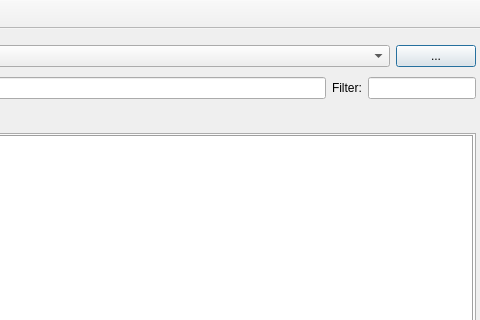
First picture: the form in main.ui, repository braimp/textseeker, before the edit; both pictures show x 280 to 760 and y 0 to 320 of the 760 by 540 pixel window.
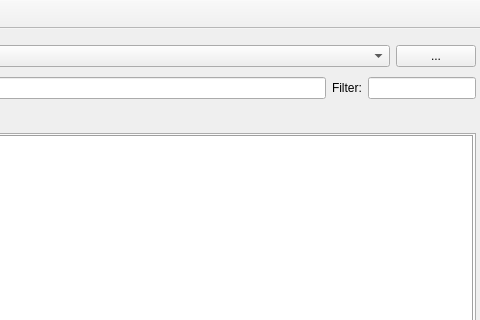
Second picture: the form after the edit. Icons and pictures are not drawn.

Commit message: minor path button ui fix

```diff
--- a/main.ui
+++ b/main.ui
@@ -120,10 +120,10 @@
            </size>
           </property>
           <property name="autoDefault">
-           <bool>true</bool>
+           <bool>false</bool>
           </property>
           <property name="default">
-           <bool>true</bool>
+           <bool>false</bool>
           </property>
           <property name="flat">
            <bool>false</bool>
```
The commit also changes 1 other file.
